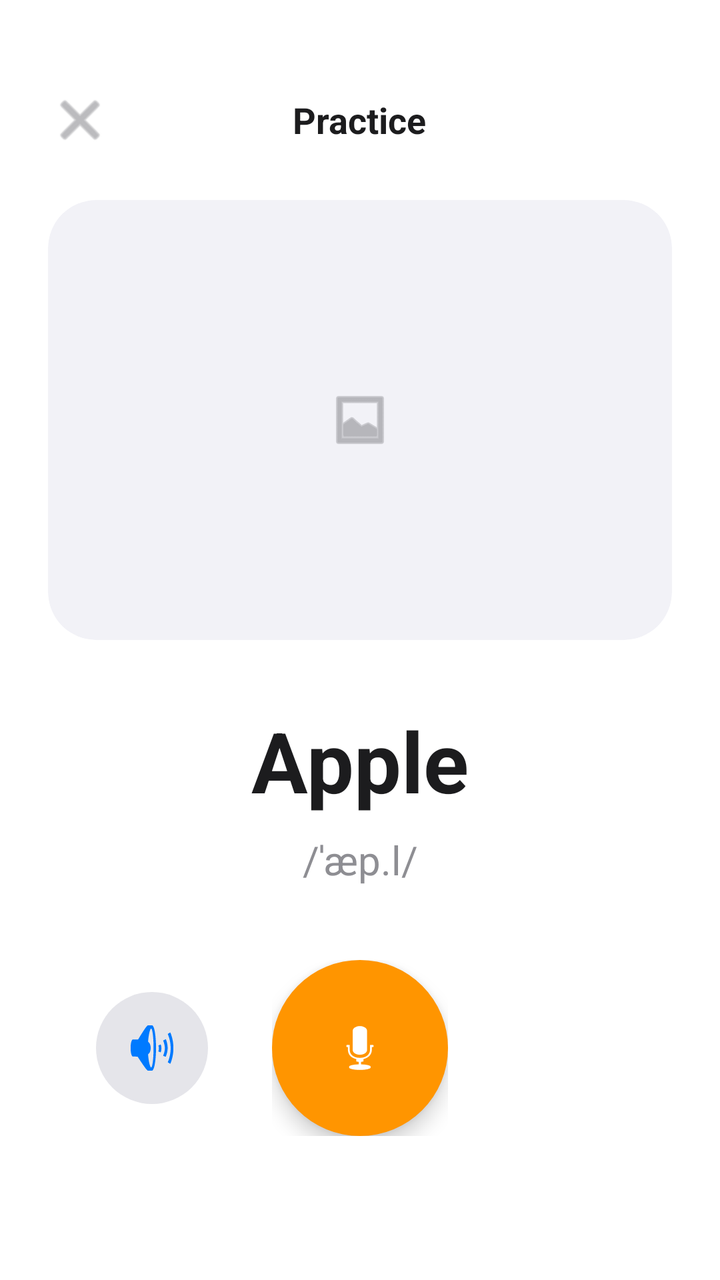
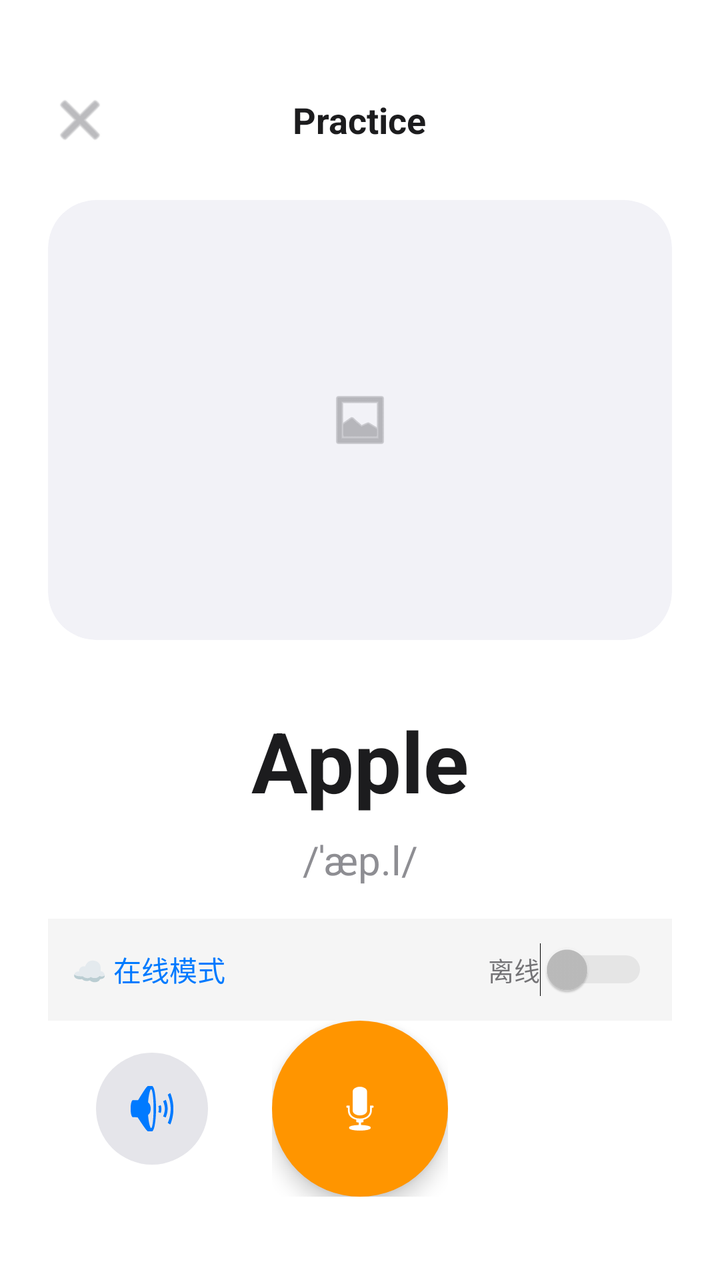

Two renders of the same Android screen: before a commit and after it. Below are the layout's source before the change and the commit's diff.
<!-- AndroidManifest.xml: application theme Theme.VisionVoice -->
<!-- res/layout/activity_practice.xml -->
<?xml version="1.0" encoding="utf-8"?>
<androidx.coordinatorlayout.widget.CoordinatorLayout
    xmlns:android="http://schemas.android.com/apk/res/android"
    xmlns:app="http://schemas.android.com/apk/res-auto"
    android:layout_width="match_parent"
    android:layout_height="match_parent"
    android:background="@color/white">

    <LinearLayout
        android:layout_width="match_parent"
        android:layout_height="match_parent"
        android:orientation="vertical"
        android:padding="24dp">

        <FrameLayout
            android:layout_width="match_parent"
            android:layout_height="wrap_content"
            android:layout_marginTop="20dp">
            <ImageView
                android:id="@+id/btnClosePractice"
                android:layout_width="32dp"
                android:layout_height="32dp"
                android:src="@android:drawable/ic_menu_close_clear_cancel"
                app:tint="@color/text_secondary"/>
            <TextView
                android:layout_width="wrap_content"
                android:layout_height="wrap_content"
                android:layout_gravity="center"
                android:text="Practice"
                android:textSize="18sp"
                android:textStyle="bold"
                android:textColor="@color/text_primary"/>
        </FrameLayout>

        <androidx.cardview.widget.CardView
            android:layout_width="match_parent"
            android:layout_height="220dp"
            app:cardCornerRadius="24dp"
            app:cardElevation="0dp"
            app:cardBackgroundColor="@color/surface_gray"
            android:layout_marginTop="24dp">
            <ImageView
                android:id="@+id/ivTargetImage"
                android:layout_width="match_parent"
                android:layout_height="match_parent"
                android:scaleType="centerInside"
                android:src="@android:drawable/ic_menu_gallery"
                app:tint="@color/text_secondary"/>
        </androidx.cardview.widget.CardView>

        <TextView
            android:id="@+id/tvTargetWord"
            android:layout_width="match_parent"
            android:layout_height="wrap_content"
            android:layout_marginTop="32dp"
            android:text="Apple"
            android:gravity="center"
            android:textSize="42sp"
            android:textStyle="bold"
            android:textColor="@color/text_primary"/>
        <TextView
            android:id="@+id/tvPhonetic"
            android:layout_width="match_parent"
            android:layout_height="wrap_content"
            android:layout_marginTop="8dp"
            android:text="/ˈæp.l/"
            android:gravity="center"
            android:textSize="20sp"
            android:textColor="@color/text_secondary"/>

        <Space android:layout_width="match_parent" android:layout_height="0dp" android:layout_weight="1"/>

        <LinearLayout
            android:layout_width="match_parent"
            android:layout_height="wrap_content"
            android:orientation="horizontal"
            android:gravity="center"
            android:layout_marginBottom="48dp">

            <ImageButton
                android:id="@+id/btnTTS"
                android:layout_width="56dp"
                android:layout_height="56dp"
                android:background="@drawable/bg_circle_gray"
                android:src="@android:drawable/ic_lock_silent_mode_off"
                app:tint="@color/brand_blue"/>

            <FrameLayout
                android:layout_width="wrap_content"
                android:layout_height="wrap_content"
                android:layout_marginHorizontal="32dp">
                <View
                    android:id="@+id/viewRipple"
                    android:layout_width="88dp"
                    android:layout_height="88dp"
                    android:background="@drawable/bg_circle_orange"
                    android:alpha="0.3"
                    android:visibility="invisible"/>
                <ImageButton
                    android:id="@+id/btnRecord"
                    android:layout_width="88dp"
                    android:layout_height="88dp"
                    android:background="@drawable/bg_circle_orange"
                    android:src="@android:drawable/ic_btn_speak_now"
                    app:tint="@color/white"
                    android:elevation="6dp"/>
            </FrameLayout>

            <View android:layout_width="56dp" android:layout_height="56dp"/> </LinearLayout>
    </LinearLayout>

    <LinearLayout
        android:id="@+id/bottomSheetFeedback"
        android:layout_width="match_parent"
        android:layout_height="wrap_content"
        android:orientation="vertical"
        android:background="@color/white"
        android:padding="24dp"
        android:clickable="true"
        android:focusable="true"
        app:behavior_hideable="true"
        app:behavior_peekHeight="0dp"
        app:layout_behavior="com.google.android.material.bottomsheet.BottomSheetBehavior">

        <View
            android:layout_width="40dp"
            android:layout_height="4dp"
            android:background="#E0E0E0"
            android:layout_gravity="center_horizontal"
            android:layout_marginBottom="24dp"/>

        <LinearLayout
            android:layout_width="match_parent"
            android:layout_height="wrap_content"
            android:orientation="horizontal"
            android:gravity="center_vertical">

            <TextView
                android:id="@+id/tvScore"
                android:layout_width="80dp"
                android:layout_height="80dp"
                android:background="@drawable/bg_circle_gray"
                android:gravity="center"
                android:text="85%"
                android:textColor="@color/success_green"
                android:textStyle="bold"
                android:textSize="20sp"/>

            <LinearLayout
                android:layout_width="0dp"
                android:layout_height="wrap_content"
                android:layout_weight="1"
                android:layout_marginStart="24dp"
                android:orientation="vertical">
                <TextView
                    android:text="Good Job!"
                    android:textSize="20sp"
                    android:textStyle="bold"
                    android:textColor="@color/text_primary"
                    android:layout_width="wrap_content"
                    android:layout_height="wrap_content"/>
            </LinearLayout>
        </LinearLayout>

        <TextView
            android:text="Phoneme Analysis"
            android:layout_marginTop="24dp"
            android:layout_marginBottom="12dp"
            android:textStyle="bold"
            android:layout_width="wrap_content"
            android:layout_height="wrap_content"/>

        <LinearLayout
            android:id="@+id/llPhonemeContainer"
            android:layout_width="match_parent"
            android:layout_height="wrap_content"
            android:orientation="horizontal"
            android:gravity="center_vertical"
            android:layout_marginBottom="16dp">
        </LinearLayout>

        <Button
            android:id="@+id/btnNextObject"
            android:layout_width="match_parent"
            android:layout_height="60dp"
            android:text="Next Object"
            android:backgroundTint="@color/brand_blue"
            android:layout_marginTop="32dp"/>
    </LinearLayout>

</androidx.coordinatorlayout.widget.CoordinatorLayout>
<!-- resources referenced by this layout -->
<resources>
  <color name="brand_blue">#007AFF</color>
  <color name="success_green">#34C759</color>
  <color name="surface_gray">#F2F2F7</color>
  <color name="text_primary">#1C1C1E</color>
  <color name="text_secondary">#8E8E93</color>
  <color name="white">#FFFFFFFF</color>
  <!-- drawable bg_circle_gray (drawable) -->
  <shape xmlns:android="http://schemas.android.com/apk/res/android" android:shape="oval">
      <solid android:color="#E5E5EA" />
  </shape>
  <!-- drawable bg_circle_orange (drawable) -->
  <shape xmlns:android="http://schemas.android.com/apk/res/android" android:shape="oval">
      <solid android:color="@color/brand_orange" />
  </shape>
  <style name="Theme.VisionVoice" parent="Theme.Material3.DayNight.NoActionBar">
          <item name="colorPrimary">@color/brand_blue</item>
          <item name="colorOnPrimary">@color/white</item>
          <item name="colorSecondary">@color/brand_orange</item>
          <item name="android:statusBarColor">@color/surface_gray</item>
          <item name="android:windowLightStatusBar">true</item>
      </style>
  <color name="brand_orange">#FF9500</color>
</resources>

<!-- the commit's change to res/layout/activity_practice.xml (unified diff, before → after) -->
@@ -67,6 +67,34 @@
             android:gravity="center"
             android:textSize="20sp"
             android:textColor="@color/text_secondary"/>
+
+        
+        <LinearLayout
+            android:layout_width="match_parent"
+            android:layout_height="wrap_content"
+            android:orientation="horizontal"
+            android:gravity="center_vertical"
+            android:layout_marginTop="16dp"
+            android:background="#F5F5F5"
+            android:padding="12dp">
+
+            <TextView
+                android:id="@+id/tvModeLabel"
+                android:layout_width="0dp"
+                android:layout_height="wrap_content"
+                android:layout_weight="1"
+                android:text="☁️ 在线模式"
+                android:textSize="14sp"
+                android:textColor="@color/brand_blue"/>
+
+            <Switch
+                android:id="@+id/switchOfflineMode"
+                android:layout_width="wrap_content"
+                android:layout_height="wrap_content"
+                android:text="离线"
+                android:textSize="13sp"
+                android:enabled="false"/>
+        </LinearLayout>
 
         <Space android:layout_width="match_parent" android:layout_height="0dp" android:layout_weight="1"/>
 
